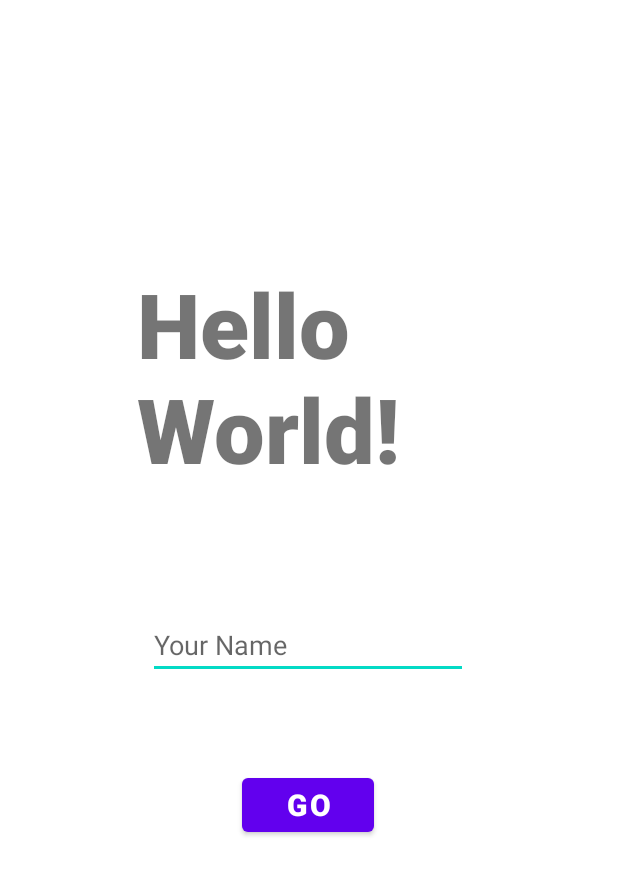
After one commit to MediaTo-SDP/MediaTo, an Android app: the layout activity_main.xml on its own in the app's theme, with its tools: preview values and no code run, on a phone screen of 412 x 824 dp. The commit adds this screen. Shown: the top 875 px of the screen. Run offline under Robolectric (Android 15) with nearby library versions, the phone set to English and light mode, and no system bars.

Commit message:
Replace some files with some from clean-main

```diff
--- /dev/null
+++ b/app/src/main/res/layout/activity_main.xml
@@ -0,0 +1,50 @@
+<?xml version="1.0" encoding="utf-8"?>
+<androidx.constraintlayout.widget.ConstraintLayout xmlns:android="http://schemas.android.com/apk/res/android"
+    xmlns:app="http://schemas.android.com/apk/res-auto"
+    xmlns:tools="http://schemas.android.com/tools"
+    android:layout_width="match_parent"
+    android:layout_height="match_parent"
+    tools:context=".MainActivity">
+
+    <TextView
+        android:id="@+id/textView"
+        android:layout_width="229dp"
+        android:layout_height="176dp"
+        android:fontFamily="sans-serif-black"
+        android:text="Hello World!"
+        android:textSize="60sp"
+        app:layout_constraintBottom_toBottomOf="parent"
+        app:layout_constraintEnd_toEndOf="parent"
+        app:layout_constraintStart_toStartOf="parent"
+        app:layout_constraintTop_toTopOf="parent"
+        app:layout_constraintVertical_bias="0.271" />
+
+    <EditText
+        android:id="@+id/mainName"
+        android:layout_width="wrap_content"
+        android:layout_height="wrap_content"
+        android:ems="10"
+        android:hint="Your Name"
+        android:inputType="textPersonName"
+        app:layout_constraintBottom_toBottomOf="parent"
+        app:layout_constraintEnd_toEndOf="parent"
+        app:layout_constraintHorizontal_bias="0.497"
+        app:layout_constraintStart_toStartOf="parent"
+        app:layout_constraintTop_toBottomOf="@+id/textView"
+        app:layout_constraintVertical_bias="0.131" />
+
+    <Button
+        android:id="@+id/mainGoButton"
+        android:layout_width="wrap_content"
+        android:layout_height="wrap_content"
+        android:fontFamily="sans-serif-black"
+        android:text="Go"
+        android:textSize="20sp"
+        app:layout_constraintBottom_toBottomOf="parent"
+        app:layout_constraintEnd_toEndOf="parent"
+        app:layout_constraintHorizontal_bias="0.498"
+        app:layout_constraintStart_toStartOf="parent"
+        app:layout_constraintTop_toBottomOf="@+id/mainName"
+        app:layout_constraintVertical_bias="0.186" />
+
+</androidx.constraintlayout.widget.ConstraintLayout>
```
Also changed, not shown: app/src/main/java/com/github/sdp/mediato/MainActivity.java (+23 -36 lines), 1 other file.
